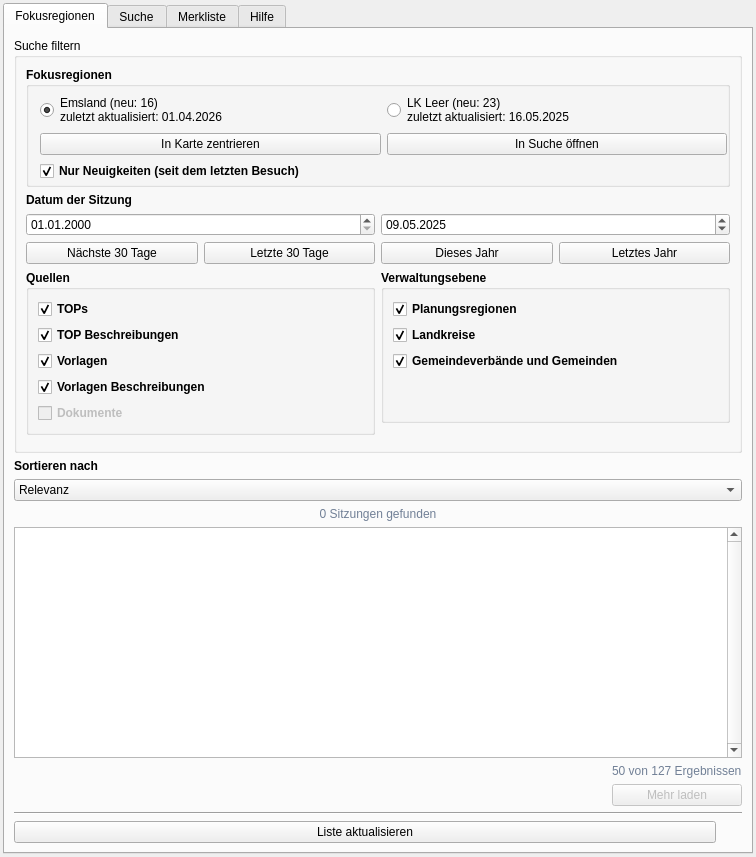
First picture: the form in ui/poliscope_plugin_dockwidget_base.ui, repository poliscope-de/poliscope-qgis-plugin, before the edit.
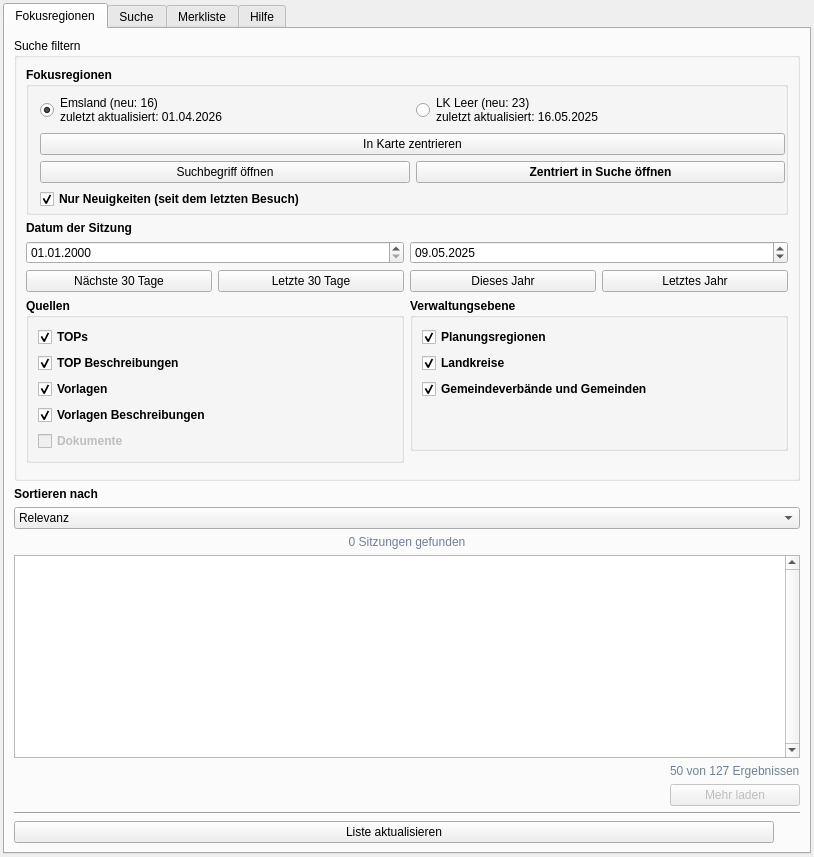
Second picture: the form after the edit. Icons and pictures are not drawn. Custom widgets are drawn as their Qt base class.

Commit message: Fokusregionen tab: Nur Neuigkeiten wiring, empty-state hints, Zentriert in Suche öffnen button

Diff of the .ui file:
```diff
--- a/ui/poliscope_plugin_dockwidget_base.ui
+++ b/ui/poliscope_plugin_dockwidget_base.ui
@@ -6,7 +6,7 @@
    <rect>
     <x>0</x>
     <y>0</y>
-    <width>756</width>
+    <width>814</width>
     <height>857</height>
    </rect>
   </property>
@@ -18,7 +18,7 @@
   </property>
   <property name="minimumSize">
    <size>
-    <width>756</width>
+    <width>814</width>
     <height>857</height>
    </size>
   </property>
@@ -144,16 +144,20 @@
                   <property name="bottomMargin">
                    <number>3</number>
                   </property>
-                  <item row="1" column="0">
-                   <widget class="QPushButton" name="pbInKarteZentrieren_focusregion">
-                    <property name="font">
-                     <font>
-                      <weight>50</weight>
-                      <bold>false</bold>
-                     </font>
+                  <item row="7" column="0">
+                   <widget class="QCheckBox" name="cbNurNeuigkeiten_focusregion">
+                    <property name="text">
+                     <string>Nur Neuigkeiten (seit dem letzten Besuch)</string>
                     </property>
+                    <property name="checked">
+                     <bool>true</bool>
+                    </property>
+                   </widget>
+                  </item>
+                  <item row="4" column="1">
+                   <widget class="QPushButton" name="pbZentriertInSucheOeffnen_focusregion">
                     <property name="text">
-                     <string>In Karte zentrieren</string>
+                     <string>Zentriert in Suche öffnen</string>
                     </property>
                    </widget>
                   </item>
@@ -174,22 +178,6 @@
                     </property>
                    </widget>
                   </item>
-                  <item row="1" column="1">
-                   <widget class="QPushButton" name="pbInSucheOeffnen_focusregion">
-                    <property name="font">
-                     <font>
-                      <weight>50</weight>
-                      <bold>false</bold>
-                     </font>
-                    </property>
-                    <property name="toolTip">
-                     <string>Öffnet den Suche-Tab mit allen Inhalten dieser Fokusregion – nicht nur die Neuigkeiten</string>
-                    </property>
-                    <property name="text">
-                     <string>In Suche öffnen</string>
-                    </property>
-                   </widget>
-                  </item>
                   <item row="0" column="1">
                    <widget class="QRadioButton" name="rbExample_1_focusregion_2">
                     <property name="font">
@@ -204,13 +192,32 @@
                     </property>
                    </widget>
                   </item>
-                  <item row="2" column="0">
-                   <widget class="QCheckBox" name="cbNurNeuigkeiten_focusregion">
+                  <item row="4" column="0">
+                   <widget class="QPushButton" name="pbInSucheOeffnen_focusregion">
+                    <property name="font">
+                     <font>
+                      <weight>50</weight>
+                      <bold>false</bold>
+                     </font>
+                    </property>
+                    <property name="toolTip">
+                     <string>Öffnet den Suche-Tab mit allen Inhalten dieser Fokusregion – nicht nur die Neuigkeiten</string>
+                    </property>
                     <property name="text">
-                     <string>Nur Neuigkeiten (seit dem letzten Besuch)</string>
+                     <string>Suchbegriff öffnen</string>
                     </property>
-                    <property name="checked">
-                     <bool>true</bool>
+                   </widget>
+                  </item>
+                  <item row="3" column="0" colspan="2">
+                   <widget class="QPushButton" name="pbInKarteZentrieren_focusregion">
+                    <property name="font">
+                     <font>
+                      <weight>50</weight>
+                      <bold>false</bold>
+                     </font>
+                    </property>
+                    <property name="text">
+                     <string>In Karte zentrieren</string>
                     </property>
                    </widget>
                   </item>
```
The commit also changes 1 other file.
